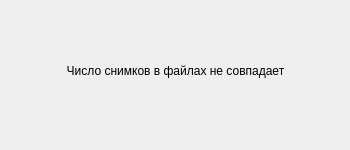
Old version of the form error_message.ui in the repository yixellet/uas_postprocessing.
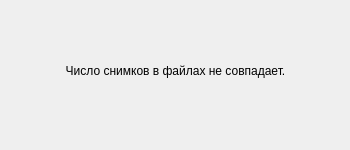
New version of the form.

The edit to the form file:
```diff
--- a/error_message.ui
+++ b/error_message.ui
@@ -10,6 +10,24 @@
     <height>150</height>
    </rect>
   </property>
+  <property name="sizePolicy">
+   <sizepolicy hsizetype="Fixed" vsizetype="Fixed">
+    <horstretch>0</horstretch>
+    <verstretch>0</verstretch>
+   </sizepolicy>
+  </property>
+  <property name="minimumSize">
+   <size>
+    <width>350</width>
+    <height>150</height>
+   </size>
+  </property>
+  <property name="maximumSize">
+   <size>
+    <width>350</width>
+    <height>150</height>
+   </size>
+  </property>
   <property name="windowTitle">
    <string>Dialog</string>
   </property>
@@ -26,7 +44,7 @@
     <item>
      <widget class="QLabel" name="label">
       <property name="text">
-       <string>Число снимков в файлах не совпадает</string>
+       <string>Число снимков в файлах не совпадает.</string>
       </property>
       <property name="alignment">
        <set>Qt::AlignCenter</set>
```
Left out of the diff: 3 changed lines with no effect on the pictures.
